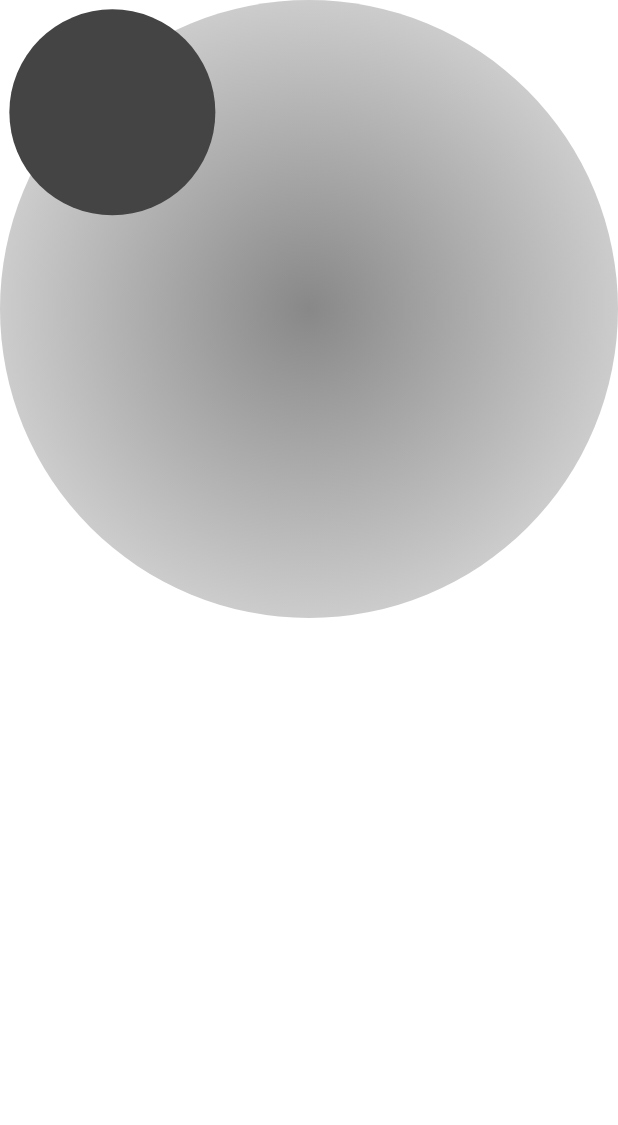
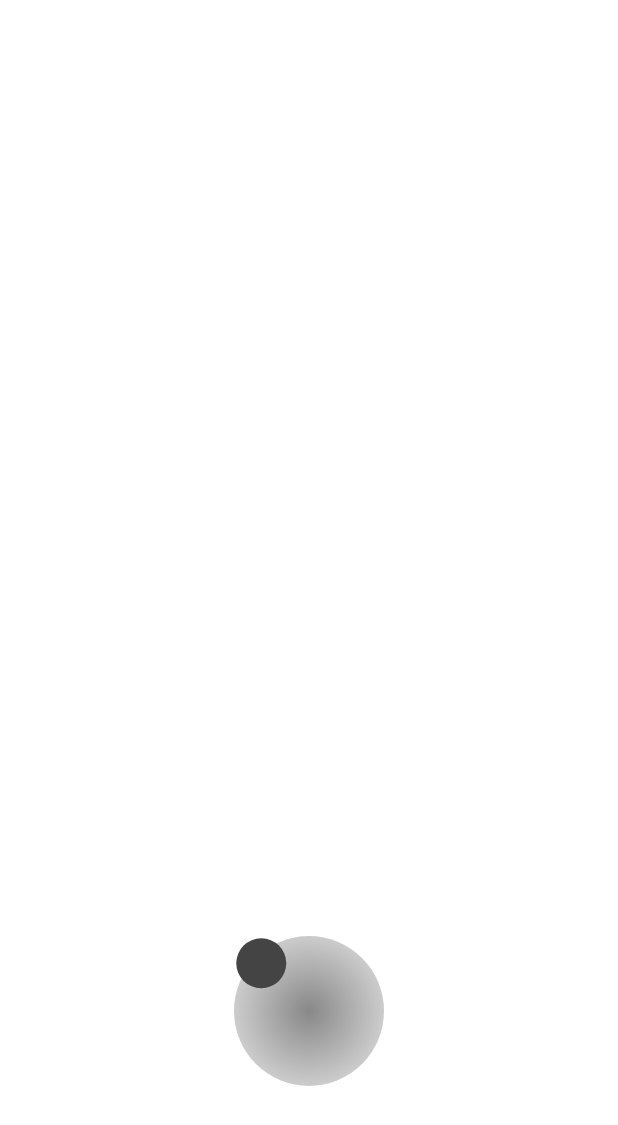
Before and after one commit to Sam-WEI/battle-city-android, an Android app built with Jetpack Compose: the screen it shows after launch (MainActivity), on a phone screen of 412 x 824 dp. Shown: the top 1125 px of the screen. Run offline under Robolectric (Android 15) with nearby library versions, the phone set to English and light mode, and no system bars.

Commit message:
modifier fix

```diff
--- a/app/src/main/java/com/samwdev/battlecity/MainActivity.kt
+++ b/app/src/main/java/com/samwdev/battlecity/MainActivity.kt
@@ -36,8 +36,13 @@ class MainActivity : ComponentActivity() {
 
         setContent {
             Box(modifier = Modifier.fillMaxSize()) {
-                JoyStick(modifier = Modifier.align(Alignment.BottomStart)) {
-                    logI("  callback $it")
+                JoyStick(
+                    modifier = Modifier
+                        .align(Alignment.BottomCenter)
+                        .padding(bottom = 100.dp)
+                        .size(100.dp)
+                ) {
+                    logI("  callback ${it.x}")
                 }
 //                Box(modifier = Modifier
 //                    .height(80.dp)
--- a/app/src/main/java/com/samwdev/battlecity/components/joyStick.kt
+++ b/app/src/main/java/com/samwdev/battlecity/components/joyStick.kt
@@ -18,14 +18,13 @@ import kotlinx.coroutines.coroutineScope
 import kotlinx.coroutines.launch
 import kotlin.math.*
 
-private val joyStickBg = Color.Gray
 private val joyStickBgBrush = Brush.radialGradient(colors = listOf(Color.Gray, Color.LightGray))
 
 @Composable
 fun JoyStick(modifier: Modifier = Modifier, onChange: (Offset) -> Unit) {
     val offset = remember { Animatable(Offset.Zero, Offset.VectorConverter) }
     Canvas(
-        modifier = Modifier
+        modifier = modifier
             .aspectRatio(1f)
             .pointerInput(Unit) {
                 val center = Offset(size.width / 2f, size.height / 2f)
@@ -71,13 +70,3 @@ fun JoyStick(modifier: Modifier = Modifier, onChange: (Offset) -> Unit) {
         )
     }
 }
-
-private fun Offset.canvasPosition(side: Float): Offset {
-    val mid = side / 2f
-    return Offset(x - mid, y - mid)
-}
-
-private fun Offset.calcPositionPercentage(side: Float): Offset {
-    val mid = side / 2f
-    return Offset((x - mid) / mid, (y - mid) / mid)
-}
```
